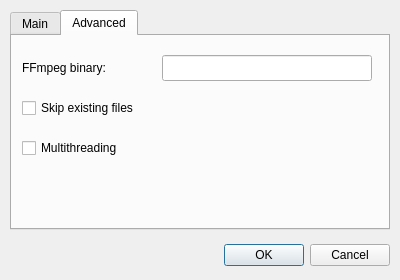
Before: the Qt Designer form src/settingsdialog.ui in Bleuzen/FFaudioConverter, drawn with Qt 5.
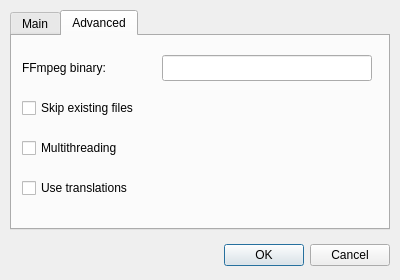
After: the same form once the commit is applied. The open tabs and pages were chosen to show the change.

Commit message: added option to disable translations & version 0.16.0

Diff of the .ui file:
```diff
--- a/src/settingsdialog.ui
+++ b/src/settingsdialog.ui
@@ -211,6 +211,23 @@
       <string>Multithreading</string>
      </property>
     </widget>
+    <widget class="QCheckBox" name="checkBox_UseTranslations">
+     <property name="geometry">
+      <rect>
+       <x>10</x>
+       <y>140</y>
+       <width>350</width>
+       <height>24</height>
+      </rect>
+     </property>
+     <property name="toolTip">
+      <string>Display texts in your language if possible. Disable to force English.
+This needs a restart to take effect.</string>
+     </property>
+     <property name="text">
+      <string>Use translations</string>
+     </property>
+    </widget>
    </widget>
   </widget>
  </widget>
```
The commit also changes 5 other files.
